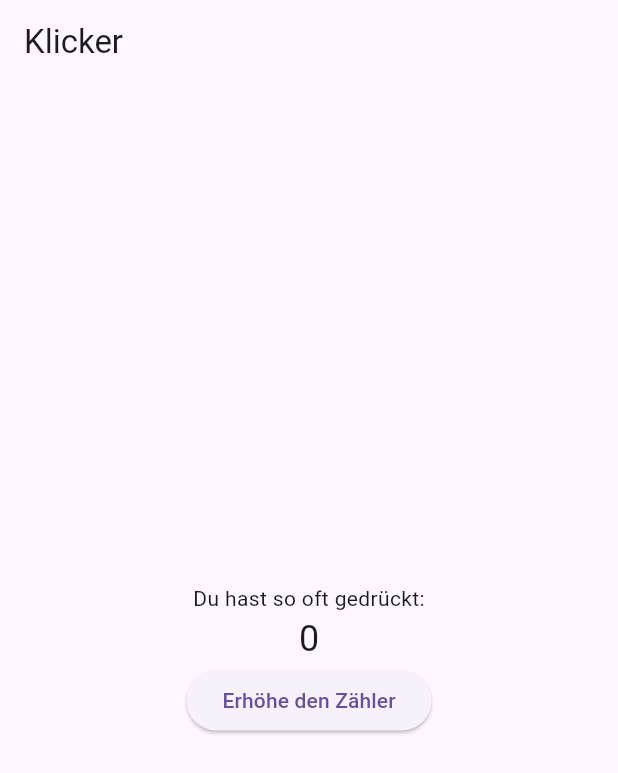
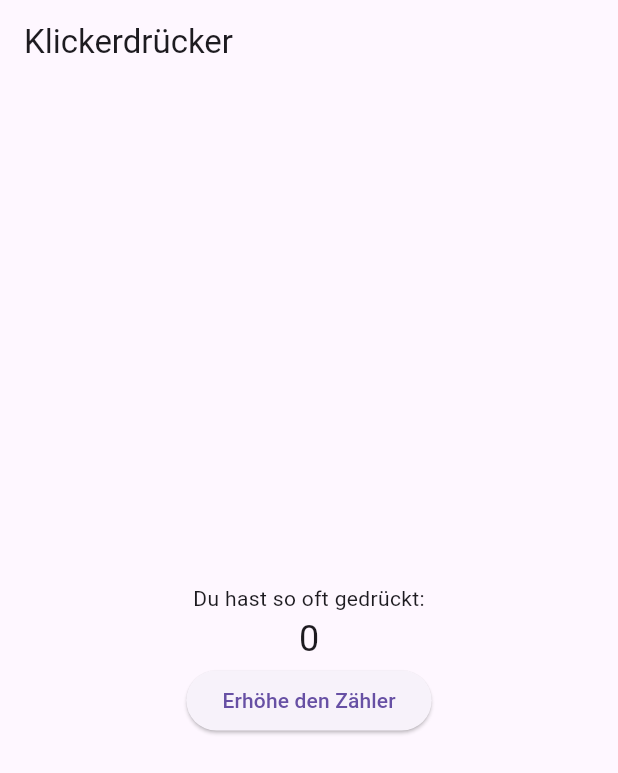
Before and after one commit to edwanh/coffee_card2, a Flutter app: the screen it shows after launch, on a phone screen of 412 x 824 dp. Shown: the top 773 px of the screen. Run offline on Flutter 3.47's test engine with Material 3 defaults, Android fonts, the phone set to English and light mode, and no system bars.

Commit message:
Änderung2

```diff
--- a/lib/main.dart
+++ b/lib/main.dart
@@ -10,7 +10,7 @@ class MyApp extends StatelessWidget {
     return MaterialApp(
       home: Scaffold(
         appBar: AppBar(
-          title: Text('Klicker'),
+          title: Text('Klickerdrücker'),
         ),
         body: CounterWidget(),
       ),
```
